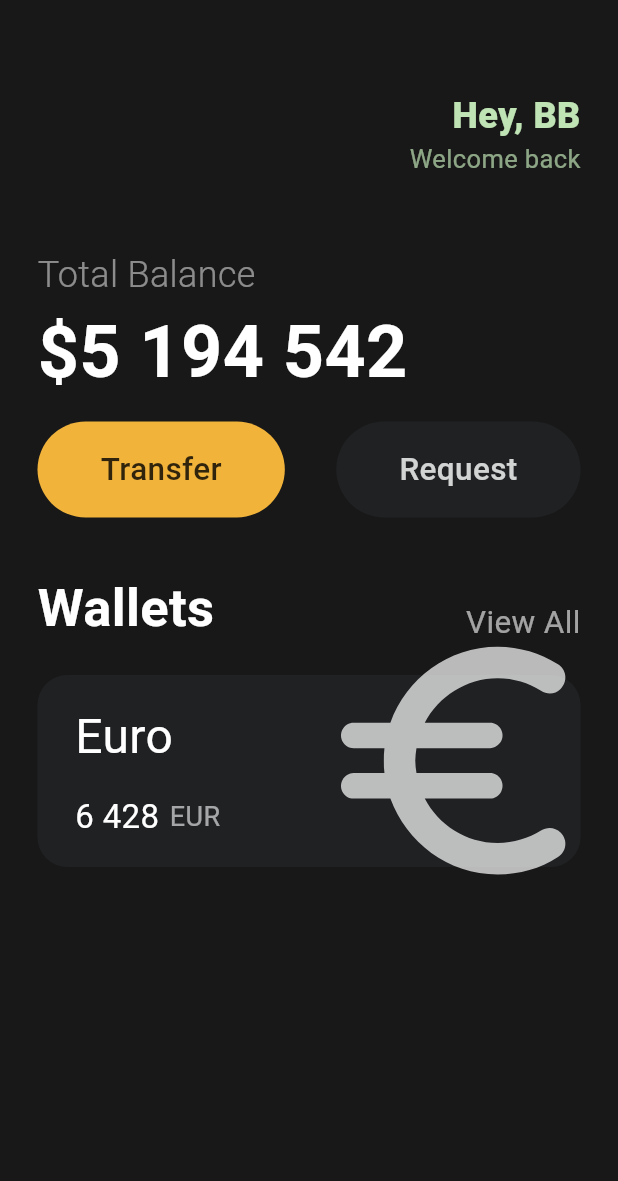
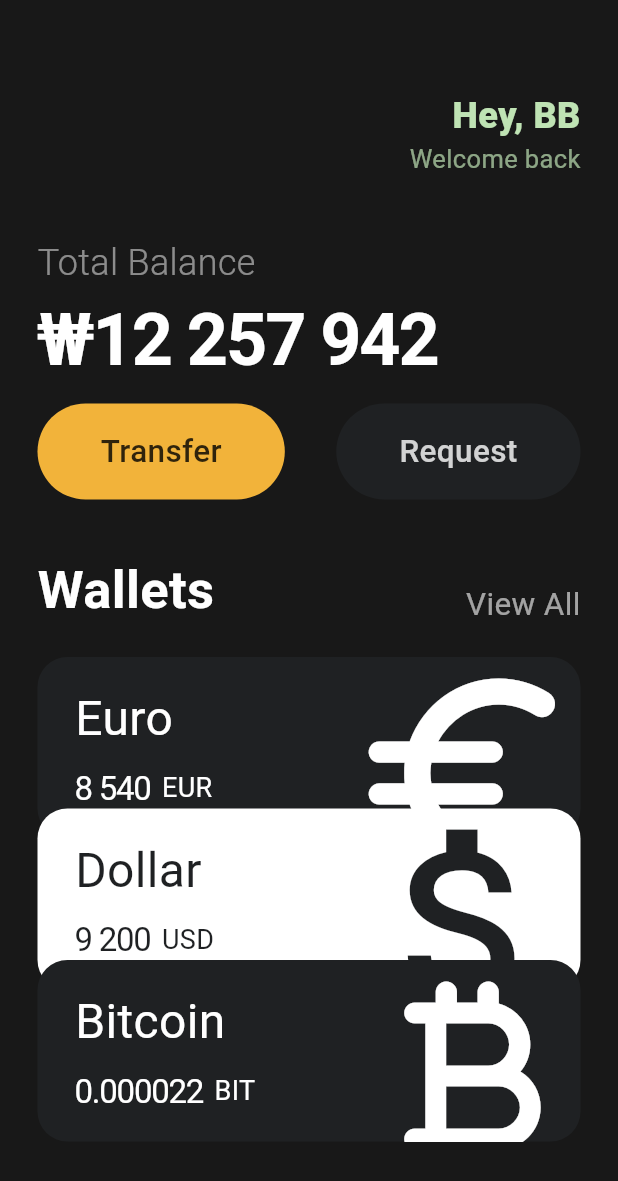
Before and after one commit to chhhhhyoo/FluttToon, a Flutter app: the screen it shows after launch, on a phone screen of 412 x 824 dp. Shown: the top 1181 px of the screen. Run offline on Flutter 3.47's test engine with Material 3 defaults, Android fonts, the phone set to English and light mode, and no system bars.

Commit message:
U) Button and Layout

```diff
--- a/lib/main.dart
+++ b/lib/main.dart
@@ -1,5 +1,6 @@
 import 'package:flutter/material.dart';
 import 'package:toonflix/widgets/Button.dart';
+import 'package:toonflix/widgets/currency_card.dart';
 
 void main() {
   runApp(const App());
@@ -13,7 +14,8 @@ class App extends StatelessWidget {
     return MaterialApp(
       home: Scaffold(
         backgroundColor: const Color(0xFF181818),
-        body: Padding(
+        body: SingleChildScrollView(
+          child: Padding(
             padding: const EdgeInsets.symmetric(horizontal: 25),
             child: Column(
               crossAxisAlignment: CrossAxisAlignment.start,
@@ -46,7 +48,7 @@ class App extends StatelessWidget {
                   ],
                 ),
                 const SizedBox(
-                height: 48,
+                  height: 40,
                 ),
                 Text(
                   "Total Balance",
@@ -57,15 +59,16 @@ class App extends StatelessWidget {
                   ),
                 ),
                 const Text(
-                "\$5 194 542",
+                  "\u20A912 257 942",
                   style: TextStyle(
                     fontSize: 48,
                     fontWeight: FontWeight.w700,
                     color: Colors.white,
+                    letterSpacing: -1.4,
                   ),
                 ),
                 const SizedBox(
-                height: 12,
+                  height: 8,
                 ),
                 Row(
                   mainAxisAlignment: MainAxisAlignment.spaceBetween,
@@ -109,74 +112,37 @@ class App extends StatelessWidget {
                 const SizedBox(
                   height: 20,
                 ),
-              Container(
-                decoration: BoxDecoration(
-                  color: const Color(0xFF1F2123),
-                  borderRadius: BorderRadius.circular(20),
+                const CurrencyCard(
+                  currencyName: "Euro",
+                  currencyIcon: Icons.euro_rounded,
+                  currencyAmount: "8 540",
+                  currencyAbbr: "EUR",
+                  isInverted: false,
                 ),
-                child: Padding(
-                  padding: const EdgeInsets.symmetric(
-                    vertical: 18,
-                    horizontal: 25,
-                  ),
-                  child: Row(
-                    mainAxisAlignment: MainAxisAlignment.spaceBetween,
-                    children: [
-                      Column(
-                        crossAxisAlignment: CrossAxisAlignment.start,
-                        children: [
-                          const Text(
-                            'Euro',
-                            style: TextStyle(
-                              color: Colors.white,
-                              fontSize: 32,
-                              fontWeight: FontWeight.w400,
+                Transform.translate(
+                  offset: const Offset(0, -20),
+                  child: const CurrencyCard(
+                    currencyName: "Dollar",
+                    currencyIcon: Icons.attach_money_outlined,
+                    currencyAmount: "9 200",
+                    currencyAbbr: "USD",
+                    isInverted: true,
                   ),
                 ),
-                          const SizedBox(
-                            height: 15,
-                          ),
-                          Row(
-                            children: [
-                              const Text(
-                                "6 428",
-                                style: TextStyle(
-                                  color: Colors.white,
-                                  fontSize: 22,
-                                ),
-                              ),
-                              const SizedBox(
-                                width: 7,
-                              ),
-                              Text(
-                                "EUR",
-                                style: TextStyle(
-                                  color: Colors.white.withOpacity(0.6),
-                                  fontSize: 18,
-                                ),
-                              ),
-                            ],
-                          ),
-                        ],
-                      ),
-                      Transform.scale(
-                        scale: 2.3,
-                        child: Transform.translate(
-                          offset: const Offset(-5, -3),
-                          child: Icon(
-                            Icons.euro_rounded,
-                            color: Colors.white.withOpacity(0.7),
-                            size: 88,
-                          ),
+                Transform.translate(
+                  offset: const Offset(0, -40),
+                  child: const CurrencyCard(
+                    currencyName: "Bitcoin",
+                    currencyIcon: Icons.currency_bitcoin_rounded,
+                    currencyAmount: "0.000022",
+                    currencyAbbr: "BIT",
+                    isInverted: false,
                   ),
                 ),
               ],
             ),
           ),
         ),
-            ],
-          ),
-        ),
       ),
     );
   }
```
Lines whose indentation alone changed are shown as unchanged.
